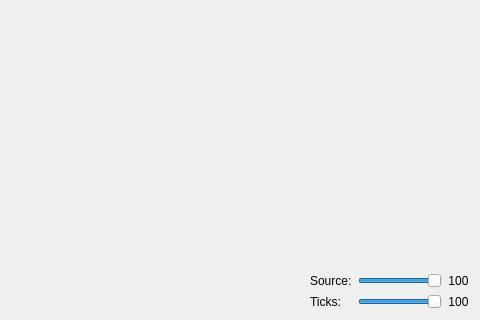
Old version of the form src/usdb_syncer/gui/forms/PreviewDialog.ui in the repository bohning/usdb_syncer; both pictures show x 720 to 1200 and y 280 to 600 of the 1200 by 600 pixel window.
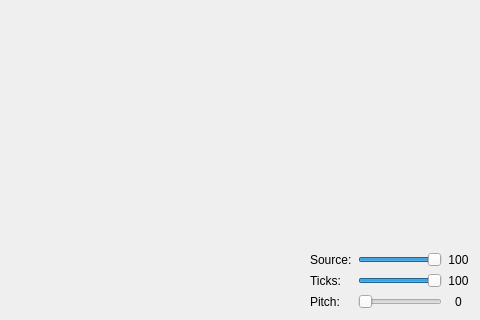
New version of the form. Icons and pictures are not drawn.

Commit message: Add synthesized pitch track

Patch:
```diff
--- a/src/usdb_syncer/gui/forms/PreviewDialog.ui
+++ b/src/usdb_syncer/gui/forms/PreviewDialog.ui
@@ -281,6 +281,45 @@
          </property>
         </widget>
        </item>
+       <item row="2" column="0">
+        <widget class="QLabel" name="label_3">
+         <property name="text">
+          <string>Pitch:</string>
+         </property>
+        </widget>
+       </item>
+       <item row="2" column="1">
+        <widget class="QSlider" name="slider_pitch">
+         <property name="sizePolicy">
+          <sizepolicy hsizetype="Minimum" vsizetype="Fixed">
+           <horstretch>0</horstretch>
+           <verstretch>0</verstretch>
+          </sizepolicy>
+         </property>
+         <property name="maximum">
+          <number>10</number>
+         </property>
+         <property name="pageStep">
+          <number>1</number>
+         </property>
+         <property name="value">
+          <number>0</number>
+         </property>
+         <property name="orientation">
+          <enum>Qt::Orientation::Horizontal</enum>
+         </property>
+        </widget>
+       </item>
+       <item row="2" column="2">
+        <widget class="QLabel" name="label_pitch_volume">
+         <property name="text">
+          <string>0</string>
+         </property>
+         <property name="alignment">
+          <set>Qt::AlignmentFlag::AlignCenter</set>
+         </property>
+        </widget>
+       </item>
       </layout>
      </item>
     </layout>
```
The commit also changes 1 other file.
